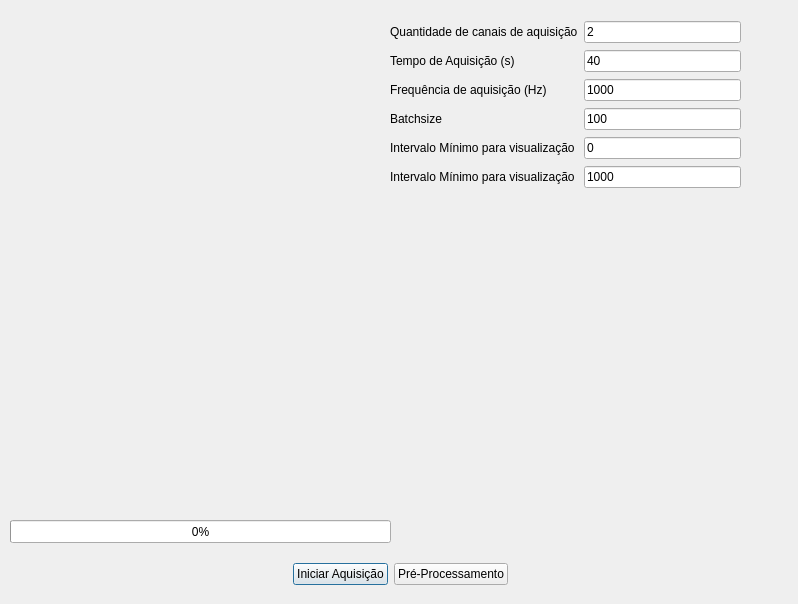
Qt form software/aquisitionDialog.ui (APCASE/EMG-Preprocessing) before a commit.
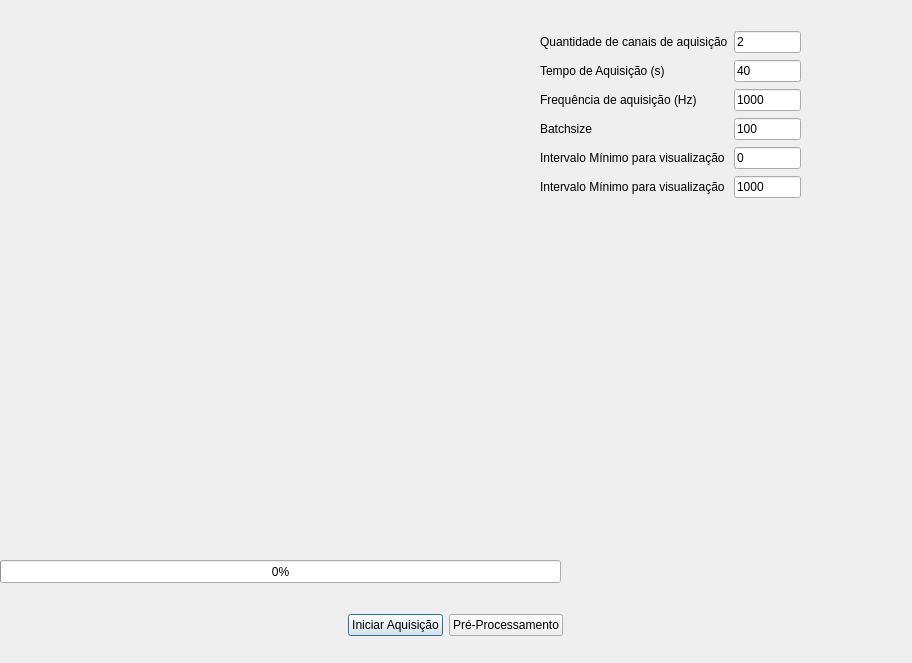
The same form after that commit. Custom widgets are drawn as their Qt base class.

Commit message: Melhorias na janela de pré-processamento

```diff
--- a/software/aquisitionDialog.ui
+++ b/software/aquisitionDialog.ui
@@ -6,8 +6,8 @@
    <rect>
     <x>0</x>
     <y>0</y>
-    <width>798</width>
-    <height>604</height>
+    <width>912</width>
+    <height>663</height>
    </rect>
   </property>
   <property name="windowTitle">
@@ -18,8 +18,8 @@
     <rect>
      <x>0</x>
      <y>0</y>
-     <width>381</width>
-     <height>511</height>
+     <width>521</width>
+     <height>541</height>
     </rect>
    </property>
   </widget>
@@ -27,8 +27,8 @@
    <property name="geometry">
     <rect>
      <x>0</x>
-     <y>549</y>
-     <width>801</width>
+     <y>600</y>
+     <width>911</width>
      <height>51</height>
     </rect>
    </property>
@@ -78,9 +78,9 @@
   <widget class="QWidget" name="gridLayoutWidget">
    <property name="geometry">
     <rect>
-     <x>390</x>
-     <y>20</y>
-     <width>351</width>
+     <x>540</x>
+     <y>30</y>
+     <width>261</width>
      <height>171</height>
     </rect>
    </property>
@@ -174,9 +174,9 @@
   <widget class="QProgressBar" name="progressBarAquisition">
    <property name="geometry">
     <rect>
-     <x>10</x>
-     <y>520</y>
-     <width>381</width>
+     <x>0</x>
+     <y>560</y>
+     <width>561</width>
      <height>23</height>
     </rect>
    </property>
```
The commit also changes 4 other files.
